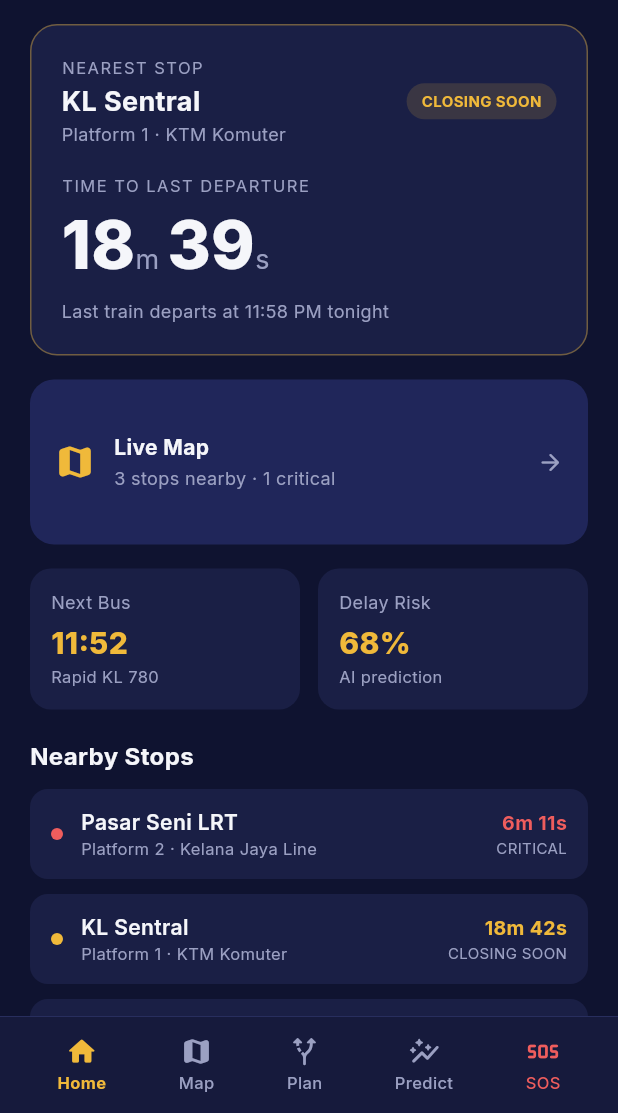
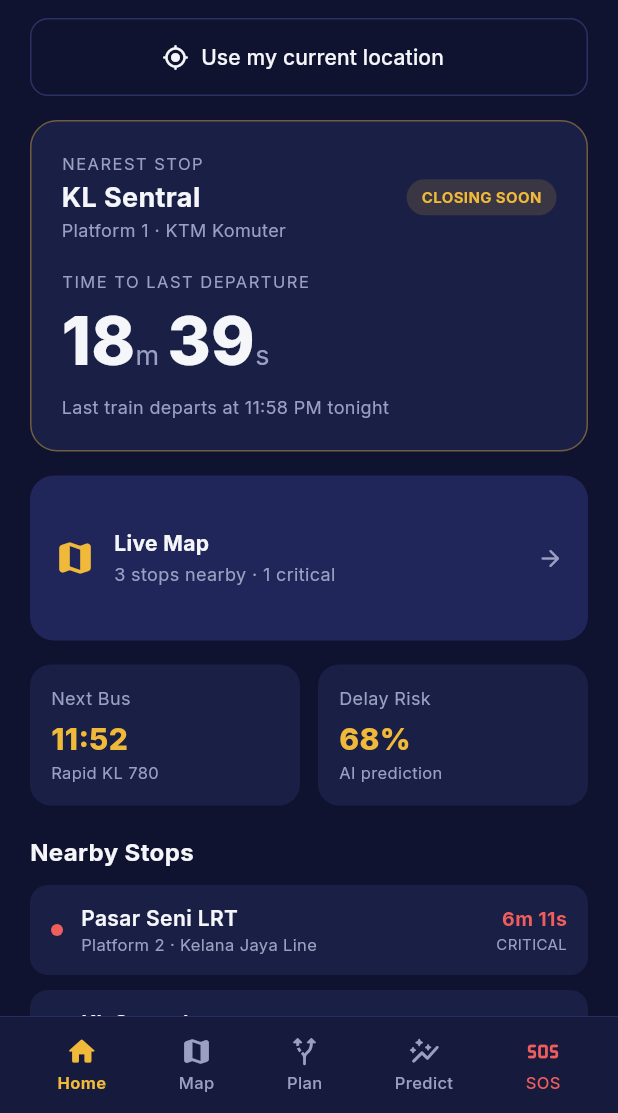
Before and after one commit to xeannnn/HomeBound_MobileAppDevelopment, a Flutter app: the screen it shows once a user with an empty profile is signed in, on a phone screen of 412 x 824 dp, the part 123-1236 px from its top. Run offline on Flutter 3.47's test engine with Material 3 defaults, Android fonts, the phone set to English and light mode, and no system bars; our stand-ins replace csv, firebase_auth, firebase_core, flutter_map, geolocator, google_fonts and 2 more; accounts and stored records are empty; network calls fail.

Commit message:
Add location-aware transit planning and landscape navigation

```diff
--- a/lib/modules/last_service_tracker/last_service_tracker_screen.dart
+++ b/lib/modules/last_service_tracker/last_service_tracker_screen.dart
@@ -1,6 +1,7 @@
 import 'dart:async';
 import 'package:flutter/material.dart';
 import '../../services/transit_repository.dart';
+import '../../services/location_service.dart';
 import '../../shared/models/stop.dart';
 import '../../shared/theme/app_theme.dart';
 import '../../shared/widgets/data_source_badge.dart';
@@ -21,7 +22,8 @@ class LastServiceTrackerScreen extends StatefulWidget {
   const LastServiceTrackerScreen({super.key, this.onOpenLiveMap});
 
   @override
-  State<LastServiceTrackerScreen> createState() => _LastServiceTrackerScreenState();
+  State<LastServiceTrackerScreen> createState() =>
+      _LastServiceTrackerScreenState();
 }
 
 class _LastServiceTrackerScreenState extends State<LastServiceTrackerScreen> {
@@ -30,6 +32,8 @@ class _LastServiceTrackerScreenState extends State<LastServiceTrackerScreen> {
   List<Stop> _stops = MockData.nearbyStops;
   TransitDataSource _source = TransitDataSource.mock;
   Duration _remaining = Duration.zero;
+  bool _locating = false;
+  String? _locationMessage;
 
   @override
   void initState() {
@@ -63,6 +67,39 @@ class _LastServiceTrackerScreenState extends State<LastServiceTrackerScreen> {
     });
   }
 
+  Future<void> _useCurrentLocation() async {
+    setState(() {
+      _locating = true;
+      _locationMessage = null;
+    });
+    final location = await LocationService.instance.requestCurrentLocation();
+    if (!mounted) return;
+    if (location.status == LocationStatus.available) {
+      setState(() {
+        _stops = TransitRepository.instance
+            .sortByDistance(_stops, location.position!);
+        _remaining = _nearestStop.timeToDeparture;
+        _locationMessage = 'Stops are ordered by distance from your location.';
+        _locating = false;
+      });
+      return;
+    }
+    const messages = {
+      LocationStatus.disabled:
+          'Turn on Location Services to find nearby stops.',
+      LocationStatus.denied:
+          'Location permission was not granted. You can try again anytime.',
+      LocationStatus.deniedForever:
+          'Location permission is blocked. Enable it in your phone settings.',
+      LocationStatus.unavailable:
+          'We could not get your location. Please try again.',
+    };
+    setState(() {
+      _locationMessage = messages[location.status];
+      _locating = false;
+    });
+  }
+
   @override
   void dispose() {
     _timer?.cancel();
@@ -82,16 +119,19 @@ class _LastServiceTrackerScreenState extends State<LastServiceTrackerScreen> {
   @override
   Widget build(BuildContext context) {
     if (_loading) {
-      return const Center(child: CircularProgressIndicator(color: AppColors.gold));
+      return const Center(
+          child: CircularProgressIndicator(color: AppColors.gold));
     }
 
-    final criticalCount = _stops.where((s) => s.urgency == ServiceUrgency.critical).length;
+    final criticalCount =
+        _stops.where((s) => s.urgency == ServiceUrgency.critical).length;
 
     return RefreshIndicator(
       color: AppColors.gold,
       backgroundColor: AppColors.surface,
       onRefresh: () async {
-        final result = await TransitRepository.instance.getNearbyStops(forceRefresh: true);
+        final result =
+            await TransitRepository.instance.getNearbyStops(forceRefresh: true);
         if (!mounted) return;
         setState(() {
           _stops = result.stops;
@@ -104,18 +144,42 @@ class _LastServiceTrackerScreenState extends State<LastServiceTrackerScreen> {
           Row(
             mainAxisAlignment: MainAxisAlignment.spaceBetween,
             children: [
-              const Text('Homebound', style: TextStyle(fontSize: 22, fontWeight: FontWeight.w800)),
+              const Text('Homebound',
+                  style: TextStyle(fontSize: 22, fontWeight: FontWeight.w800)),
               CircleAvatar(
                 radius: 18,
                 backgroundColor: AppColors.surface,
-                child: const Icon(Icons.person_rounded, color: AppColors.gold, size: 20),
+                child: const Icon(Icons.person_rounded,
+                    color: AppColors.gold, size: 20),
               ),
             ],
           ),
           const SizedBox(height: 8),
-          Align(alignment: Alignment.centerLeft, child: DataSourceBadge(source: _source)),
+          Align(
+              alignment: Alignment.centerLeft,
+              child: DataSourceBadge(source: _source)),
+          const SizedBox(height: 12),
+          OutlinedButton.icon(
+            onPressed: _locating ? null : _useCurrentLocation,
+            icon: _locating
+                ? const SizedBox(
+                    width: 16,
+                    height: 16,
+                    child: CircularProgressIndicator(strokeWidth: 2))
+                : const Icon(Icons.my_location_rounded),
+            label: Text(_locating
+                ? 'Finding your location…'
+                : 'Use my current location'),
+          ),
+          if (_locationMessage != null) ...[
+            const SizedBox(height: 8),
+            Text(_locationMessage!,
+                style: const TextStyle(
+                    fontSize: 12, color: AppColors.textSecondary)),
+          ],
           const SizedBox(height: 16),
-          CountdownCard(stop: _nearestStop, remaining: _remaining, urgency: _urgency),
+          CountdownCard(
+              stop: _nearestStop, remaining: _remaining, urgency: _urgency),
           const SizedBox(height: 16),
           LiveMapPreviewCard(
             nearbyCount: _stops.length,
@@ -125,13 +189,22 @@ class _LastServiceTrackerScreenState extends State<LastServiceTrackerScreen> {
           const SizedBox(height: 16),
           const Row(
             children: [
-              Expanded(child: StatTile(label: 'Next Bus', value: '11:52', caption: 'Rapid KL 780')),
+              Expanded(
+                  child: StatTile(
+                      label: 'Next Bus',
+                      value: '11:52',
+                      caption: 'Rapid KL 780')),
               SizedBox(width: 12),
-              Expanded(child: StatTile(label: 'Delay Risk', value: '68%', caption: 'AI prediction')),
+              Expanded(
+                  child: StatTile(
+                      label: 'Delay Risk',
+                      value: '68%',
+                      caption: 'AI prediction')),
             ],
           ),
           const SizedBox(height: 20),
-          const Text('Nearby Stops', style: TextStyle(fontSize: 16, fontWeight: FontWeight.w700)),
+          const Text('Nearby Stops',
+              style: TextStyle(fontSize: 16, fontWeight: FontWeight.w700)),
           const SizedBox(height: 10),
           ..._stops.map((s) => StopTile(stop: s)),
         ],
--- a/lib/screens/dashboard_shell.dart
+++ b/lib/screens/dashboard_shell.dart
@@ -26,17 +26,15 @@ class _DashboardShellState extends State<DashboardShell> {
 
   @override
   Widget build(BuildContext context) {
+    final isLandscape =
+        MediaQuery.orientationOf(context) == Orientation.landscape;
     final screens = [
       LastServiceTrackerScreen(
         onOpenLiveMap: () => _goToTab(1),
       ),
-
       const LiveMapScreen(),
-
       const RoutePlannerScreen(),
-
       const AiDelayPredictionScreen(),
-
       const PlaceholderModuleScreen(
         title: 'SOS Panic Button',
         owner: 'Kaiser Tan King Sheng',
@@ -44,17 +42,28 @@ class _DashboardShellState extends State<DashboardShell> {
       ),
     ];
 
+    final content = SafeArea(
+      child: IndexedStack(
+        index: _index,
+        children: screens,
+      ),
+    );
+    final navigation = HomeboundBottomNav(
+      currentIndex: _index,
+      onTap: _goToTab,
+    );
+
     return Scaffold(
-      body: SafeArea(
-        child: IndexedStack(
-          index: _index,
-          children: screens,
-        ),
-      ),
-      bottomNavigationBar: HomeboundBottomNav(
-        currentIndex: _index,
-        onTap: _goToTab,
-      ),
+      body: isLandscape
+          ? Row(
+              children: [
+                navigation,
+                const VerticalDivider(width: 1),
+                Expanded(child: content),
+              ],
+            )
+          : content,
+      bottomNavigationBar: isLandscape ? null : navigation,
     );
   }
 }
--- /dev/null
+++ b/lib/services/location_service.dart
@@ -0,0 +1,41 @@
+import 'package:geolocator/geolocator.dart';
+import 'package:latlong2/latlong.dart';
+
+enum LocationStatus { available, disabled, denied, deniedForever, unavailable }
+
+class LocationResult {
+  final LocationStatus status;
+  final LatLng? position;
+
+  const LocationResult(this.status, [this.position]);
+}
+
+/// Requests location only after an explicit user action, so the app never
+/// surprises people with a permission dialog on launch.
+class LocationService {
+  LocationService._();
+  static final instance = LocationService._();
+
+  Future<LocationResult> requestCurrentLocation() async {
+    if (!await Geolocator.isLocationServiceEnabled()) {
+      return const LocationResult(LocationStatus.disabled);
+    }
+    var permission = await Geolocator.checkPermission();
+    if (permission == LocationPermission.denied) {
+      permission = await Geolocator.requestPermission();
+    }
+    if (permission == LocationPermission.denied) {
+      return const LocationResult(LocationStatus.denied);
+    }
+    if (permission == LocationPermission.deniedForever) {
+      return const LocationResult(LocationStatus.deniedForever);
+    }
+    try {
+      final position = await Geolocator.getCurrentPosition();
+      return LocationResult(LocationStatus.available,
+          LatLng(position.latitude, position.longitude));
+    } catch (_) {
+      return const LocationResult(LocationStatus.unavailable);
+    }
+  }
+}
--- a/lib/shared/widgets/bottom_nav.dart
+++ b/lib/shared/widgets/bottom_nav.dart
@@ -21,17 +21,34 @@ class HomeboundBottomNav extends StatelessWidget {
 
   @override
   Widget build(BuildContext context) {
+    final isLandscape =
+        MediaQuery.orientationOf(context) == Orientation.landscape;
     return Container(
       decoration: const BoxDecoration(
         color: AppColors.navy,
         border: Border(top: BorderSide(color: AppColors.divider, width: 0.6)),
       ),
-      padding: const EdgeInsets.symmetric(vertical: 8),
+      padding: EdgeInsets.symmetric(
+        vertical: isLandscape ? 10 : 8,
+        horizontal: isLandscape ? 6 : 0,
+      ),
       child: SafeArea(
         top: false,
-        child: Row(
+        child: isLandscape
+            ? Column(
                 mainAxisAlignment: MainAxisAlignment.spaceEvenly,
-          children: List.generate(_items.length, (i) {
+                children: _buildItems(vertical: true),
+              )
+            : Row(
+                mainAxisAlignment: MainAxisAlignment.spaceEvenly,
+                children: _buildItems(),
+              ),
+      ),
+    );
+  }
+
+  List<Widget> _buildItems({bool vertical = false}) {
+    return List.generate(_items.length, (i) {
       final item = _items[i];
       final selected = i == currentIndex;
       final isSos = item.label == 'SOS';
@@ -42,7 +59,10 @@ class HomeboundBottomNav extends StatelessWidget {
         onTap: () => onTap(i),
         borderRadius: BorderRadius.circular(12),
         child: Padding(
-                padding: const EdgeInsets.symmetric(horizontal: 10, vertical: 4),
+          padding: EdgeInsets.symmetric(
+            horizontal: vertical ? 8 : 10,
+            vertical: vertical ? 5 : 4,
+          ),
           child: Column(
             mainAxisSize: MainAxisSize.min,
             children: [
@@ -60,10 +80,7 @@ class HomeboundBottomNav extends StatelessWidget {
           ),
         ),
       );
-          }),
-        ),
-      ),
-    );
+    });
   }
 }
 
--- a/pubspec.yaml
+++ b/pubspec.yaml
@@ -19,6 +19,7 @@ dependencies:
   firebase_core: ^4.14.0
   firebase_auth: ^6.6.1
   google_sign_in: ^7.2.0
+  geolocator: ^13.0.2
 
 dev_dependencies:
   flutter_test:
```
Also changed, not shown: lib/modules/route_planner/route_planner_screen.dart (+66 -9 lines), lib/services/transit_repository.dart (+16 -2 lines), pubspec.lock, 5 other files. Lines whose indentation alone changed are shown as unchanged.
